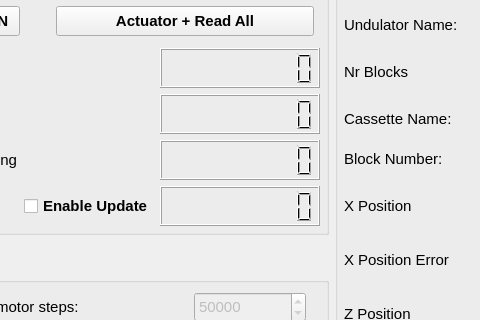
Above: deltabench/gui/ui/measurementwidget.ui from lnls-ima/delta-assembly-bench before the change; both pictures show x 132 to 612 and y 184 to 504 of the 931 by 831 pixel window. Below: the same form after it.
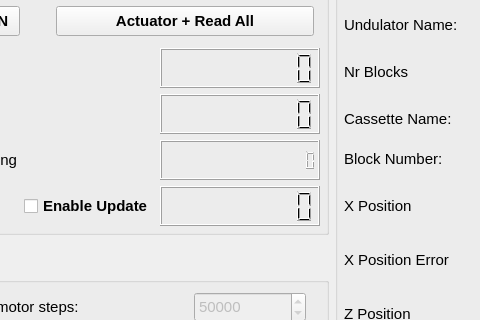
That is the form after the change. Icons and pictures are not drawn.

What changed in the file:
```diff
--- a/deltabench/gui/ui/measurementwidget.ui
+++ b/deltabench/gui/ui/measurementwidget.ui
@@ -1143,8 +1143,11 @@
         <property name="autoFillBackground">
          <bool>false</bool>
         </property>
+        <property name="smallDecimalPoint">
+         <bool>true</bool>
+        </property>
         <property name="digitCount">
-         <number>9</number>
+         <number>14</number>
         </property>
        </widget>
       </item>
```
Left out of the diff: 3 changed lines with no effect on the pictures.
